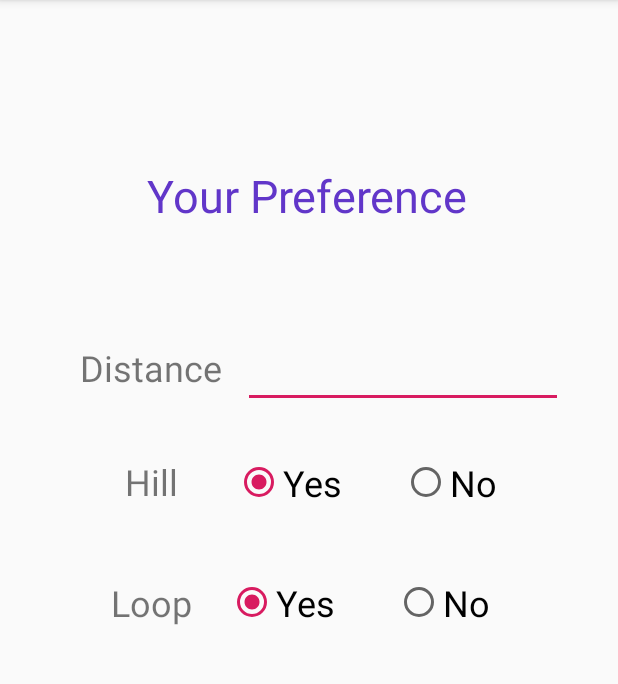
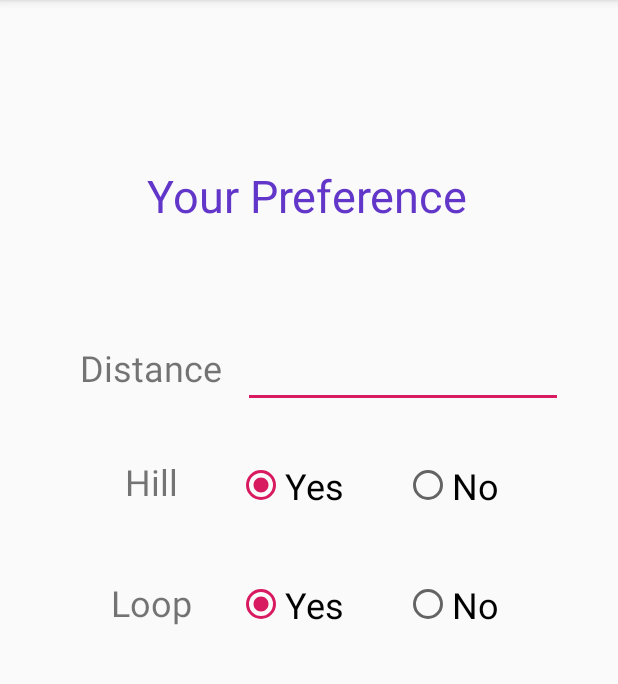
Before and after one commit to CarlZuo/Running-Route-Planner, an Android app: the Preference screen opened directly, with no data from a screen before it, on a phone screen of 412 x 824 dp, the part 84-768 px from its top. Run offline under Robolectric (Android 15) with nearby library versions, the phone set to English and light mode, and no system bars.

Commit message:
change preference

```diff
--- a/app/src/main/res/layout/activity_preference.xml
+++ b/app/src/main/res/layout/activity_preference.xml
@@ -74,17 +74,19 @@
         app:layout_constraintStart_toStartOf="parent"
         app:layout_constraintTop_toBottomOf="@+id/textView3" />
 
-    <RadioGroup
-        android:id="@+id/rg1"
-        android:layout_width="250dp"
-        android:layout_height="60dp"
-        android:layout_marginStart="18dp"
-        android:layout_marginLeft="18dp"
-        android:layout_marginTop="18dp"
-        app:layout_constraintStart_toEndOf="@+id/textView3"
+    <LinearLayout
+        android:id="@+id/l1"
+        android:layout_width="254dp"
+        android:layout_height="63dp"
+        android:layout_marginTop="20dp"
+        android:layout_marginEnd="25dp"
+        android:layout_marginRight="25dp"
+        android:orientation="horizontal"
+        app:layout_constraintEnd_toEndOf="parent"
         app:layout_constraintTop_toBottomOf="@+id/input">
 
-        <LinearLayout
+        <RadioGroup
+            android:id="@+id/rg1"
             android:layout_width="match_parent"
             android:layout_height="match_parent"
             android:orientation="horizontal">
@@ -93,38 +95,45 @@
                 android:id="@+id/hill_y"
                 android:layout_width="wrap_content"
                 android:layout_height="wrap_content"
-                android:layout_marginStart="20dp"
-                android:layout_marginLeft="0dp"
+                android:layout_marginLeft="25dp"
                 android:layout_marginTop="15dp"
                 android:checked="true"
                 android:text="Yes"
-                android:textSize="24sp" />
+                android:textSize="24sp"
+                tools:layout_conversion_absoluteHeight="32dp"
+                tools:layout_conversion_absoluteWidth="72dp"
+                tools:layout_editor_absoluteX="152dp"
+                tools:layout_editor_absoluteY="307dp" />
 
             <RadioButton
                 android:id="@+id/hill_n"
                 android:layout_width="wrap_content"
                 android:layout_height="wrap_content"
-                android:layout_marginStart="40dp"
-                android:layout_marginLeft="0dp"
+                android:layout_marginLeft="40dp"
                 android:layout_marginTop="15dp"
                 android:text="No"
-                android:textSize="24sp" />
+                android:textSize="24sp"
+                tools:layout_conversion_absoluteHeight="1dp"
+                tools:layout_conversion_absoluteWidth="63dp"
+                tools:layout_editor_absoluteX="172dp"
+                tools:layout_editor_absoluteY="355dp" />
 
-        </LinearLayout>
+        </RadioGroup>
+    </LinearLayout>
 
-    </RadioGroup>
+    <LinearLayout
+        android:id="@+id/l2"
+        android:layout_width="254dp"
+        android:layout_height="63dp"
+        android:layout_marginTop="16dp"
+        android:layout_marginEnd="25dp"
+        android:layout_marginRight="25dp"
+        android:orientation="horizontal"
+        app:layout_constraintEnd_toEndOf="parent"
+        app:layout_constraintTop_toBottomOf="@+id/l1">
 
-    <RadioGroup
-        android:id="@+id/rg2"
-        android:layout_width="250dp"
-        android:layout_height="60dp"
-        android:layout_marginStart="4dp"
-        android:layout_marginLeft="4dp"
-        android:layout_marginTop="20dp"
-        app:layout_constraintStart_toEndOf="@+id/textView6"
-        app:layout_constraintTop_toBottomOf="@+id/rg1" >
-
-        <LinearLayout
+        <RadioGroup
+            android:id="@+id/rg2"
             android:layout_width="match_parent"
             android:layout_height="match_parent"
             android:orientation="horizontal">
@@ -133,8 +142,7 @@
                 android:id="@+id/loop_y"
                 android:layout_width="wrap_content"
                 android:layout_height="wrap_content"
-                android:layout_marginStart="20dp"
-                android:layout_marginLeft="0dp"
+                android:layout_marginLeft="25dp"
                 android:layout_marginTop="15dp"
                 android:checked="true"
                 android:text="Yes"
@@ -144,14 +152,14 @@
                 android:id="@+id/loop_n"
                 android:layout_width="wrap_content"
                 android:layout_height="wrap_content"
-                android:layout_marginStart="40dp"
-                android:layout_marginLeft="0dp"
+                android:layout_marginLeft="40dp"
                 android:layout_marginTop="15dp"
                 android:text="No"
                 android:textSize="24sp" />
 
-        </LinearLayout>
-    </RadioGroup>
+        </RadioGroup>
+
+    </LinearLayout>
 
     <EditText
         android:id="@+id/input"
```
